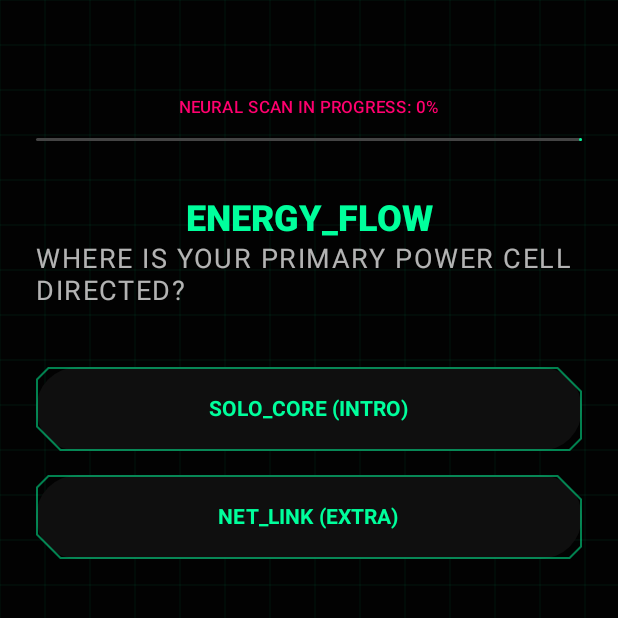
After one commit to mojo70/Neon-Ascent, an Android app built with Jetpack Compose: the NeuralScanScreen screen opened through its navigation route, on a phone screen of 412 x 824 dp, the top half of it. The commit adds this screen. Run offline under Robolectric (Android 15) with nearby library versions, the light colour scheme and no system bars; our stand-ins replace Dagger/Hilt's generated code.

Commit message:
Add character creation flow and Gemini-powered avatar generation
- Implement `NeuralScanScreen` for archetype and alignment determination via a quiz.
- Implement `AvatarCaptureScreen` using CameraX and Google AI SDK (Gemini) for cybernetic avatar generation.
- Update `AppNavigation` to include routes for neural scanning and avatar capture.
- Integrate `GEMINI_API_KEY` into `build.gradle.kts` via `local.properties`.
- Add CameraX and Google AI SDK dependencies.
- Update `MainActivity` to use `AppNavigation`.

```diff
--- a/app/src/main/java/com/neon/ascent/AppNavigation.kt
+++ b/app/src/main/java/com/neon/ascent/AppNavigation.kt
@@ -5,13 +5,34 @@ import androidx.navigation.compose.NavHost
 import androidx.navigation.compose.composable
 import androidx.navigation.compose.rememberNavController
 import com.neon.ascent.feature.charactercreation.CharacterCreationScreen
+import com.neon.ascent.feature.charactercreation.NeuralScanScreen
+import com.neon.ascent.feature.charactercreation.AvatarCaptureScreen
 
 @Composable
 fun AppNavigation() {
     val navController = rememberNavController()
     NavHost(navController = navController, startDestination = "creation") {
         composable("creation") {
-            CharacterCreationScreen()
+            CharacterCreationScreen(
+                onInitialize = {
+                    navController.navigate("neural_scan")
+                }
+            )
+        }
+        composable("neural_scan") {
+            NeuralScanScreen(
+                onComplete = { answers ->
+                    navController.navigate("avatar_capture")
+                }
+            )
+        }
+        composable("avatar_capture") {
+            AvatarCaptureScreen(
+                onComplete = { bitmap ->
+                    // For now, navigate back to start or stay
+                    navController.popBackStack("creation", inclusive = false)
+                }
+            )
         }
     }
 }
--- a/app/src/main/java/com/neon/ascent/MainActivity.kt
+++ b/app/src/main/java/com/neon/ascent/MainActivity.kt
@@ -3,7 +3,6 @@ package com.neon.ascent
 import android.os.Bundle
 import androidx.activity.ComponentActivity
 import androidx.activity.compose.setContent
-import com.neon.ascent.feature.charactercreation.CharacterCreationScreen
 import com.neon.ascent.ui.theme.NeonAscentTheme
 import dagger.hilt.android.AndroidEntryPoint
 
@@ -13,7 +12,7 @@ class MainActivity : ComponentActivity() {
         super.onCreate(savedInstanceState)
         setContent {
             NeonAscentTheme {
-                CharacterCreationScreen()
+                AppNavigation()
             }
         }
     }
--- a/app/src/main/java/com/neon/ascent/feature/charactercreation/CharacterCreationScreen.kt
+++ b/app/src/main/java/com/neon/ascent/feature/charactercreation/CharacterCreationScreen.kt
@@ -145,7 +145,7 @@ fun MorphologyIcon(value: Float, modifier: Modifier = Modifier) {
 
 @OptIn(ExperimentalMaterial3Api::class)
 @Composable
-fun CharacterCreationScreen() {
+fun CharacterCreationScreen(onInitialize: () -> Unit) {
     var name by remember { mutableStateOf("") }
     var sex by remember { mutableStateOf("") }
     var dob by remember { mutableStateOf("") }
@@ -315,7 +315,7 @@ fun CharacterCreationScreen() {
 
             // Complex Submit Button
             Button(
-                onClick = { /* Save */ },
+                onClick = onInitialize,
                 modifier = Modifier
                     .fillMaxWidth()
                     .height(68.dp)
--- /dev/null
+++ b/app/src/main/java/com/neon/ascent/feature/charactercreation/NeuralScanScreen.kt
@@ -0,0 +1,197 @@
+package com.neon.ascent.feature.charactercreation
+
+import androidx.compose.foundation.background
+import androidx.compose.foundation.border
+import androidx.compose.foundation.layout.*
+import androidx.compose.foundation.rememberScrollState
+import androidx.compose.foundation.verticalScroll
+import androidx.compose.material3.*
+import androidx.compose.runtime.*
+import androidx.compose.ui.Alignment
+import androidx.compose.ui.Modifier
+import androidx.compose.ui.draw.clip
+import androidx.compose.ui.graphics.Color
+import androidx.compose.ui.text.font.FontWeight
+import androidx.compose.ui.unit.dp
+import androidx.compose.ui.unit.sp
+
+@Composable
+fun NeuralScanScreen(onComplete: (Map<String, String>) -> Unit) {
+    var currentStep by remember { mutableStateOf(0) }
+    val answers = remember { mutableStateMapOf<String, String>() }
+
+    val questions = listOf(
+        QuizQuestion(
+            id = "ENERGY_SOURCE",
+            title = "ENERGY_FLOW",
+            prompt = "WHERE IS YOUR PRIMARY POWER CELL DIRECTED?",
+            options = listOf("SOLO_CORE (INTRO)", "NET_LINK (EXTRA)")
+        ),
+        QuizQuestion(
+            id = "INPUT_METHOD",
+            title = "DATA_RECEPTION",
+            prompt = "HOW DO YOU CAPTURE ENVIRONMENTAL DATA?",
+            options = listOf("SENSORY_HARDWARE (SENSING)", "PATTERN_INTUITION (INTUITION)")
+        ),
+        QuizQuestion(
+            id = "LOGIC_GATE",
+            title = "EXECUTION_LOGIC",
+            prompt = "PRIMARY DECISION ARCHITECTURE?",
+            options = listOf("CYBER_LOGIC (THINKING)", "EMPATHY_BUFFER (FEELING)")
+        ),
+        QuizQuestion(
+            id = "SYSTEM_EXECUTION",
+            title = "EXTERNAL_PROTOCOL",
+            prompt = "HOW DO YOU MAINTAIN SYSTEM STABILITY?",
+            options = listOf("STRICT_SCHEDULE (JUDGING)", "FLUID_ADAPT (PERCEIVING)")
+        ),
+        QuizQuestion(
+            id = "OPERATIONAL_CODE",
+            title = "SOCIETAL_OVERRIDE",
+            prompt = "ATTITUDE TOWARDS NIGHT CITY PROTOCOLS?",
+            options = listOf("FOLLOW_CODE (LAWFUL)", "GREY_AREA (NEUTRAL)", "BREAK_SYSTEM (CHAOTIC)")
+        ),
+        QuizQuestion(
+            id = "MORAL_COMPASS",
+            title = "CORE_INTEGRITY",
+            prompt = "PRIORITY DURING A SYSTEM CRITICAL FAILURE?",
+            options = listOf("RESCUE_OTHERS (GOOD)", "CALCULATED_NEUTRAL", "EXPLOIT_VOID (EVIL)")
+        )
+    )
+
+    Box(modifier = Modifier.fillMaxSize().background(Color(0xFF020202))) {
+        CyberGridBackground()
+        GlitchOverlay()
+
+        Column(
+            modifier = Modifier
+                .fillMaxSize()
+                .padding(24.dp)
+                .verticalScroll(rememberScrollState()),
+            horizontalAlignment = Alignment.CenterHorizontally
+        ) {
+            Spacer(modifier = Modifier.height(40.dp))
+
+            Text(
+                "NEURAL SCAN IN PROGRESS: ${((currentStep.toFloat() / questions.size) * 100).toInt()}%",
+                style = MaterialTheme.typography.labelSmall,
+                color = Color(0xFFFF006E)
+            )
+
+            LinearProgressIndicator(
+                progress = { if (questions.isEmpty()) 0f else currentStep.toFloat() / questions.size },
+                modifier = Modifier.fillMaxWidth().padding(vertical = 12.dp).height(2.dp),
+                color = Color(0xFF00FF9C),
+                trackColor = Color.DarkGray
+            )
+
+            if (currentStep < questions.size) {
+                val q = questions[currentStep]
+
+                Text(
+                    q.title,
+                    style = MaterialTheme.typography.headlineSmall,
+                    color = Color(0xFF00FF9C),
+                    fontWeight = FontWeight.Black,
+                    modifier = Modifier.padding(top = 24.dp)
+                )
+
+                Text(
+                    q.prompt,
+                    style = MaterialTheme.typography.bodyLarge,
+                    color = Color.White.copy(alpha = 0.7f),
+                    modifier = Modifier.padding(bottom = 32.dp)
+                )
+
+                q.options.forEach { option ->
+                    Button(
+                        onClick = {
+                            answers[q.id] = option
+                            currentStep++
+                        },
+                        modifier = Modifier
+                            .fillMaxWidth()
+                            .padding(vertical = 8.dp)
+                            .height(56.dp)
+                            .clip(CyberButtonShape)
+                            .border(1.dp, Color(0xFF00FF9C).copy(alpha = 0.5f), CyberButtonShape),
+                        colors = ButtonDefaults.buttonColors(containerColor = Color(0xFF0F0F0F))
+                    ) {
+                        Text(option, color = Color(0xFF00FF9C), fontWeight = FontWeight.Bold)
+                    }
+                }
+            } else {
+                ArchetypeResultView(answers) { onComplete(answers) }
+            }
+        }
+    }
+}
+
+data class QuizQuestion(val id: String, val title: String, val prompt: String, val options: List<String>)
+
+@Composable
+fun ArchetypeResultView(answers: Map<String, String>, onFinish: () -> Unit) {
+    val energy = if (answers["ENERGY_SOURCE"]?.contains("SOLO") == true) "I" else "E"
+    val info = if (answers["INPUT_METHOD"]?.contains("SENSORY") == true) "S" else "N"
+    val decision = if (answers["LOGIC_GATE"]?.contains("CYBER") == true) "T" else "F"
+    val structure = if (answers["SYSTEM_EXECUTION"]?.contains("STRICT") == true) "J" else "P"
+    val mbti = "$energy$info$decision$structure"
+
+    val alignmentLaw = when {
+        answers["OPERATIONAL_CODE"]?.contains("FOLLOW") == true -> "Lawful"
+        answers["OPERATIONAL_CODE"]?.contains("BREAK") == true -> "Chaotic"
+        else -> "Neutral"
+    }
+    val alignmentMorality = when {
+        answers["MORAL_COMPASS"]?.contains("RESCUE") == true -> "Good"
+        answers["MORAL_COMPASS"]?.contains("EXPLOIT") == true -> "Evil"
+        else -> "Neutral"
+    }
+    val alignment = if (alignmentLaw == "Neutral" && alignmentMorality == "Neutral") "True Neutral" else "$alignmentLaw $alignmentMorality"
+
+    val (archetype, description) = deriveArchetype(mbti, alignment)
+
+    Column(horizontalAlignment = Alignment.CenterHorizontally) {
+        Text("SCAN COMPLETE", color = Color(0xFF00FF9C), style = MaterialTheme.typography.headlineMedium, fontWeight = FontWeight.Black)
+        Spacer(modifier = Modifier.height(16.dp))
+
+        CyberFrame(label = "DERIVED ARCHETYPE: $archetype") {
+            Column {
+                Text("MBTI_TAG: $mbti", color = Color.White, fontWeight = FontWeight.Bold)
+                Text("ALIGNMENT: $alignment", color = Color.White, fontWeight = FontWeight.Bold)
+                Spacer(modifier = Modifier.height(12.dp))
+                Text(description, color = Color.White.copy(alpha = 0.8f), fontSize = 14.sp)
+            }
+        }
+
+        Spacer(modifier = Modifier.height(24.dp))
+
+        Button(
+            onClick = onFinish,
+            modifier = Modifier
+                .fillMaxWidth()
+                .height(64.dp)
+                .clip(CyberButtonShape)
+                .background(Color(0xFF00FF9C))
+                .border(1.dp, Color.White.copy(alpha = 0.5f), CyberButtonShape),
+            colors = ButtonDefaults.buttonColors(containerColor = Color.Transparent)
+        ) {
+            Text("SYNC BIOMETRICS & AVATAR", color = Color.Black, fontWeight = FontWeight.Black)
+        }
+    }
+}
+
+fun deriveArchetype(mbti: String, alignment: String): Pair<String, String> {
+    return when {
+        mbti.startsWith("INF") && alignment.contains("Good") ->
+            "THE IDEALIST" to "Driven by strong values and a desire to help others. You are the glitch in the corporate machine that fights for the people."
+        mbti.startsWith("INT") ->
+            "THE STRATEGIST" to "Analytical and goal-oriented. You see the city as a series of systems to be optimized or exploited."
+        mbti.contains("ENF") && alignment.contains("Chaotic") ->
+            "THE ADVOCATE" to "Enthusiastic and inspiring. Your creativity is your weapon against the neon monotony."
+        mbti.contains("IST") ->
+            "THE PRAGMATIST" to "Observant and adaptable. You don't care about the 'why', only that the job gets done and you get paid."
+        else ->
+            "THE EDGE-RUNNER" to "A versatile survivalist in the sprawl. You balance logic and instinct to stay one step ahead of the ICE."
+    }
+}
```
Also changed, not shown: app/build.gradle.kts (+25 -0 lines), app/src/main/java/com/neon/ascent/feature/charactercreation/AvatarCaptureScreen.kt (added, +224 -0 lines).
